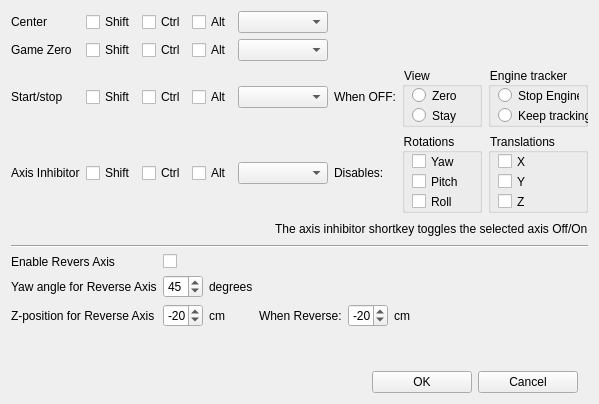
Old version of the form FaceTrackNoIR/FTNoIR_KeyboardShortcuts.ui in the repository aavendan/facetracknoir.
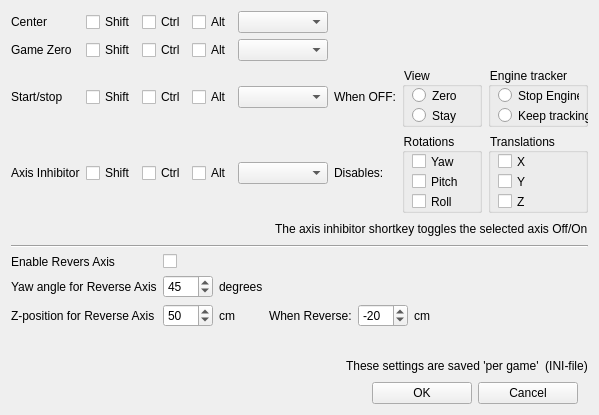
New version of the form. Icons and pictures are not drawn.

What changed in the file:
```diff
--- a/FaceTrackNoIR/FTNoIR_KeyboardShortcuts.ui
+++ b/FaceTrackNoIR/FTNoIR_KeyboardShortcuts.ui
@@ -7,7 +7,7 @@
     <x>0</x>
     <y>0</y>
     <width>558</width>
-    <height>404</height>
+    <height>415</height>
    </rect>
   </property>
   <property name="windowTitle">
@@ -571,9 +571,15 @@
        </item>
        <item row="2" column="2">
         <widget class="QSpinBox" name="spinYawAngle4ReverseAxis">
+         <property name="minimumSize">
+          <size>
+           <width>50</width>
+           <height>0</height>
+          </size>
+         </property>
          <property name="maximumSize">
           <size>
-           <width>40</width>
+           <width>60</width>
            <height>16777215</height>
           </size>
          </property>
@@ -614,9 +620,15 @@
        </item>
        <item row="3" column="2">
         <widget class="QSpinBox" name="spinZ_Pos4ReverseAxis">
+         <property name="minimumSize">
+          <size>
+           <width>50</width>
+           <height>0</height>
+          </size>
+         </property>
          <property name="maximumSize">
           <size>
-           <width>40</width>
+           <width>60</width>
            <height>16777215</height>
           </size>
          </property>
@@ -624,10 +636,10 @@
           <number>-50</number>
          </property>
          <property name="maximum">
-          <number>50</number>
+          <number>150</number>
          </property>
          <property name="value">
-          <number>-20</number>
+          <number>50</number>
          </property>
         </widget>
        </item>
@@ -647,9 +659,15 @@
        </item>
        <item row="3" column="5">
         <widget class="QSpinBox" name="spinZ_PosWhenReverseAxis">
+         <property name="minimumSize">
+          <size>
+           <width>50</width>
+           <height>0</height>
+          </size>
+         </property>
          <property name="maximumSize">
           <size>
-           <width>40</width>
+           <width>60</width>
            <height>16777215</height>
           </size>
          </property>
@@ -657,7 +675,7 @@
           <number>-50</number>
          </property>
          <property name="maximum">
-          <number>50</number>
+          <number>150</number>
          </property>
          <property name="value">
           <number>-20</number>
@@ -702,6 +720,30 @@
      </property>
     </spacer>
    </item>
+   <item>
+    <layout class="QHBoxLayout" name="horizontalLayout_6">
+     <item>
+      <spacer name="horizontalSpacer_5">
+       <property name="orientation">
+        <enum>Qt::Horizontal</enum>
+       </property>
+       <property name="sizeHint" stdset="0">
+        <size>
+         <width>40</width>
+         <height>20</height>
+        </size>
+       </property>
+      </spacer>
+     </item>
+     <item>
+      <widget class="QLabel" name="label_8">
+       <property name="text">
+        <string>These settings are saved 'per game'  (INI-file)</string>
+       </property>
+      </widget>
+     </item>
+    </layout>
+   </item>
    <item>
     <layout class="QHBoxLayout" name="horizontalLayout">
      <item>
```
